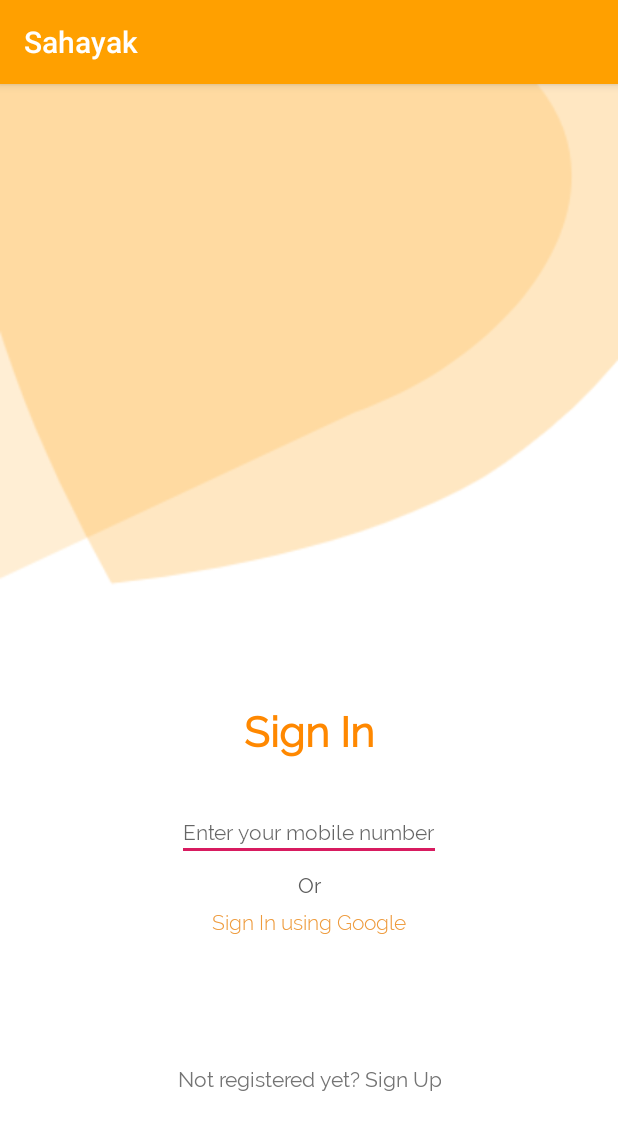
After one commit to Tanya16107/Sahayak, an Android app: the SignInActivity screen opened directly, with no data from a screen before it, on a phone screen of 412 x 824 dp. The commit adds this screen. Shown: the top 1130 px of the screen. Run offline under Robolectric (Android 15) with nearby library versions, the phone set to English and light mode, and no system bars.

Commit message:
Sign-in Screen added

```diff
--- a/app/src/main/AndroidManifest.xml
+++ b/app/src/main/AndroidManifest.xml
@@ -9,9 +9,9 @@
         android:roundIcon="@mipmap/ic_launcher_round"
         android:supportsRtl="true"
         android:theme="@style/AppTheme">
-        <activity android:name=".Activities.OnboardingActivity"></activity>
+        <activity android:name=".Activities.SignInActivity"></activity>
+        <activity android:name=".Activities.OnboardingActivity" />
         <activity android:name=".Activities.MainActivity">
-
             <intent-filter>
                 <action android:name="android.intent.action.MAIN" />
 
--- /dev/null
+++ b/app/src/main/java/com/mobilecomputing/sahayak/Activities/SignInActivity.java
@@ -0,0 +1,16 @@
+package com.mobilecomputing.sahayak.Activities;
+
+import androidx.appcompat.app.AppCompatActivity;
+
+import android.os.Bundle;
+
+import com.mobilecomputing.sahayak.R;
+
+public class SignInActivity extends AppCompatActivity {
+
+    @Override
+    protected void onCreate(Bundle savedInstanceState) {
+        super.onCreate(savedInstanceState);
+        setContentView(R.layout.activity_sign_in);
+    }
+}
--- /dev/null
+++ b/app/src/main/res/layout/activity_sign_in.xml
@@ -0,0 +1,74 @@
+<?xml version="1.0" encoding="utf-8"?>
+<LinearLayout xmlns:android="http://schemas.android.com/apk/res/android"
+xmlns:tools="http://schemas.android.com/tools"
+android:layout_width="match_parent"
+android:layout_height="match_parent"
+android:background="@drawable/signin_background"
+    android:gravity="center"
+    tools:context=".Activities.SignInActivity">
+
+    <LinearLayout
+        android:layout_width="wrap_content"
+        android:layout_height="wrap_content"
+        android:layout_gravity="bottom"
+        android:orientation="vertical">
+
+        <TextView
+            android:layout_width="match_parent"
+            android:layout_height="match_parent"
+            android:fontFamily="@font/ralewayregular"
+            android:layout_marginBottom="16dp"
+            android:text="@string/signin_heading"
+            android:textAlignment="center"
+            android:textColor="#FF8800"
+            android:textSize="28dp"
+            android:textStyle="bold" />
+
+        <EditText
+            android:id="@+id/editText_mobileNo"
+            android:layout_width="match_parent"
+            android:layout_height="match_parent"
+            android:ems="10"
+            android:fontFamily="@font/ralewayregular"
+            android:inputType="phone"
+            android:layout_marginTop="16dp"
+            android:layout_marginBottom="8dp"
+            android:hint="@string/signin_prompt"
+            android:textColor="#A2A2A2"
+            android:textSize="14dp"
+            />
+
+        <TextView
+            android:layout_width="match_parent"
+            android:layout_height="match_parent"
+            android:fontFamily="@font/ralewayregular"
+            android:textSize="14dp"
+            android:textColor="#5D5D5D"
+            android:layout_marginBottom="8dp"
+            android:text="@string/or"
+            android:textAlignment="center" />
+
+        <TextView
+            android:id="@+id/textView_googleIn"
+            android:layout_width="match_parent"
+            android:layout_height="match_parent"
+            android:fontFamily="@font/ralewaylight"
+            android:textSize="14dp"
+            android:textColor="#EE9A3B"
+            android:layout_marginBottom="24dp"
+            android:text="@string/signin_google_account"
+            android:textAlignment="center" />
+
+        <TextView
+            android:id="@+id/textView_signUp"
+            android:layout_width="match_parent"
+            android:layout_height="match_parent"
+            android:fontFamily="@font/ralewayregular"
+            android:textSize="14dp"
+            android:textColor="#747474"
+            android:layout_marginTop="64dp"
+            android:layout_marginBottom="96dp"
+            android:text="@string/signin_signup"
+            android:textAlignment="center" />
+    </LinearLayout>
+</LinearLayout>
--- a/app/src/main/res/values/strings.xml
+++ b/app/src/main/res/values/strings.xml
@@ -8,4 +8,9 @@
     <string name="onboarding2_description">You\'ll be paired up with an appropriate mentor or mentee</string>
     <string name="onboarding3_heading">Teach and Learn!</string>
     <string name="onboarding3_description">Get hired by your dream corporates</string>
+    <string name="signin_heading">Sign In</string>
+    <string name="signin_prompt">Enter your mobile number</string>
+    <string name="or">Or</string>
+    <string name="signin_google_account">Sign In using Google</string>
+    <string name="signin_signup">Not registered yet? Sign Up</string>
 </resources>
```
Also changed, not shown: app/src/main/res/drawable/signin_background.png (added).
